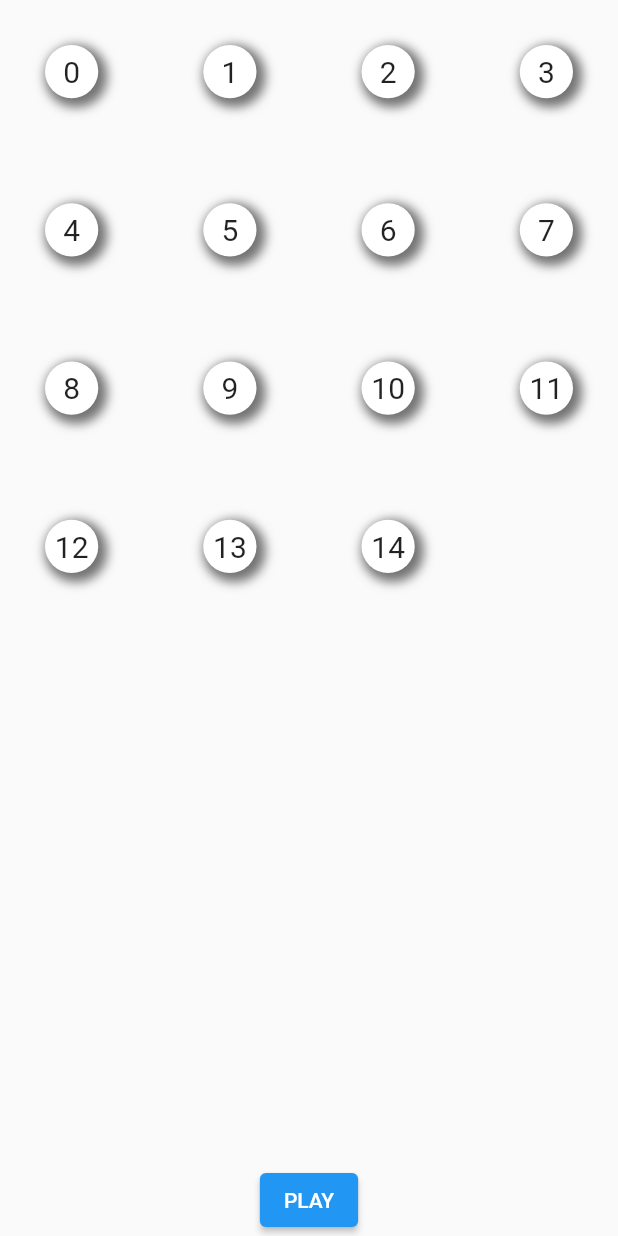
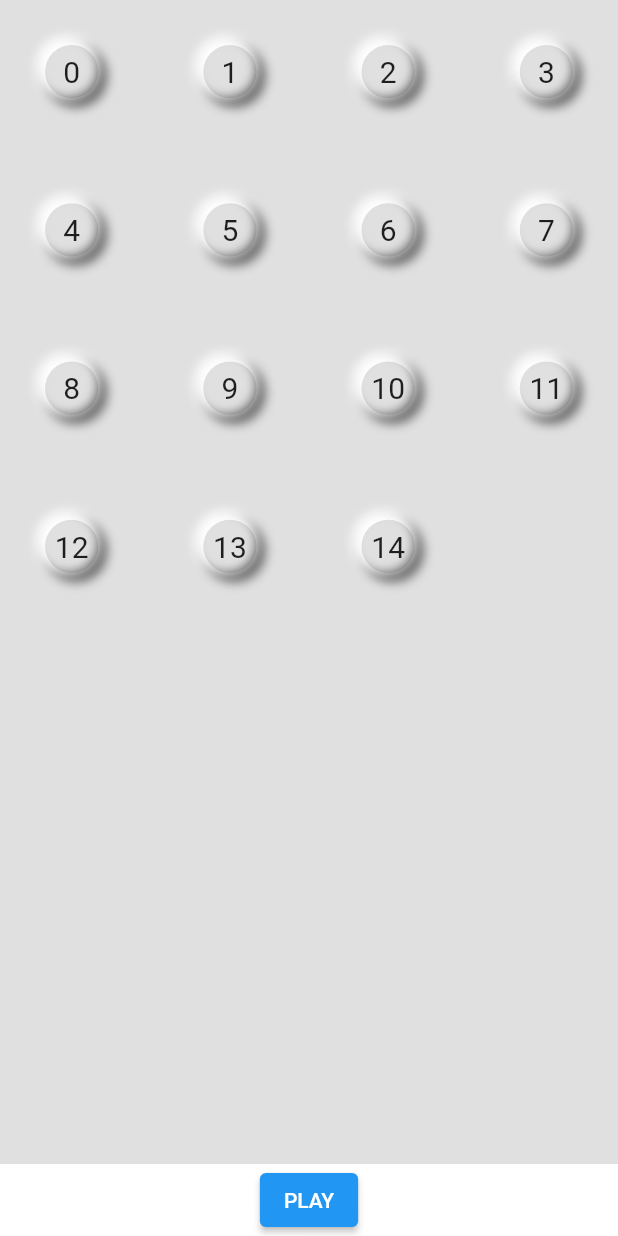
Before and after one commit to Hhanri/puzzle, a Flutter app: the screen it shows after launch, on a phone screen of 412 x 824 dp. Run offline on Flutter 3.47's test engine with Material 2 defaults, Android fonts, the phone set to English and light mode, and no system bars; our stand-ins replace bloc, equatable, flutter_bloc.

Commit message:
neumorphism for PuzzlePieceWidget

```diff
--- a/lib/main.dart
+++ b/lib/main.dart
@@ -15,6 +15,7 @@ class MyApp extends StatelessWidget {
       title: 'Flutter Demo',
       theme: ThemeData(
         primarySwatch: Colors.blue,
+        scaffoldBackgroundColor: Colors.white24
       ),
       home: const HomeScreen(),
     );
--- a/lib/pages/home_page.dart
+++ b/lib/pages/home_page.dart
@@ -10,6 +10,7 @@ class HomeScreen extends StatelessWidget {
   @override
   Widget build(BuildContext context) {
     return Scaffold(
+      backgroundColor: Colors.white60,
       body: Center(
         child: BlocProvider<PuzzleBloc>(
           create: (context) => PuzzleBloc()..add(StartGameEvent()),
--- a/lib/widgets/game_board_widget.dart
+++ b/lib/widgets/game_board_widget.dart
@@ -15,7 +15,9 @@ class GameBoardWidget extends StatelessWidget {
 
   @override
   Widget build(BuildContext context) {
-    return GridView.builder(
+    return Container(
+      color: Colors.black12,
+      child: GridView.builder(
         physics: const NeverScrollableScrollPhysics(),
         shrinkWrap: true,
         gridDelegate: const SliverGridDelegateWithFixedCrossAxisCount(
@@ -37,6 +39,7 @@ class GameBoardWidget extends StatelessWidget {
           }
           return Container();
         },
+      ),
     );
   }
 }
--- a/lib/widgets/puzzle_piece_widget.dart
+++ b/lib/widgets/puzzle_piece_widget.dart
@@ -27,12 +27,18 @@ class PuzzlePieceWidget extends StatelessWidget {
           width: 50,
           decoration: const BoxDecoration(
             borderRadius: BorderRadius.all(Radius.circular(20)),
-            color: Colors.white,
+            color: Colors.black12,
             boxShadow: [
               BoxShadow(
                 offset: Offset(3, 3),
                 spreadRadius: 3,
                 color: Colors.black54,
+                blurRadius: 5
+              ),
+              BoxShadow(
+                offset: Offset(-3, -3),
+                spreadRadius: 3,
+                color: Colors.white,
                 blurRadius: 5
               )
             ]
```
Lines whose indentation alone changed are shown as unchanged.
